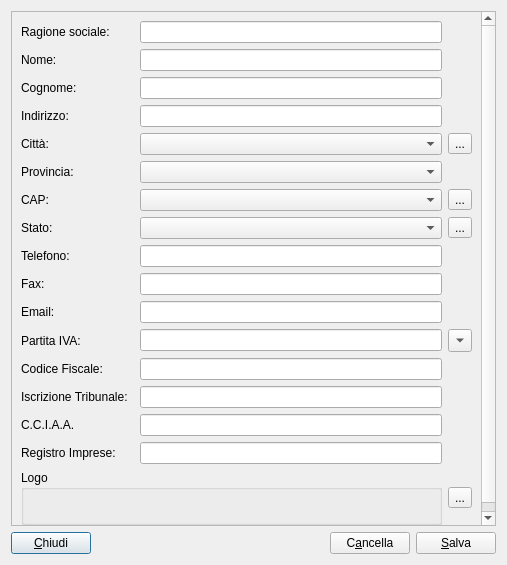
This is moduleAzienda/aziendadialog.ui in kvsd/Gestionale as Qt 5 draws it before an edit. The edited form follows.
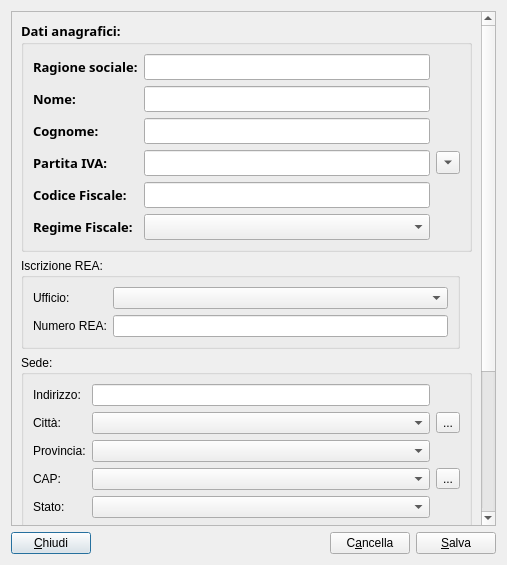
This is the edited form.

What changed in the file:
```diff
--- a/moduleAzienda/aziendadialog.ui
+++ b/moduleAzienda/aziendadialog.ui
@@ -10,9 +10,18 @@
     <height>565</height>
    </rect>
   </property>
+  <property name="font">
+   <font>
+    <weight>50</weight>
+    <bold>false</bold>
+   </font>
+  </property>
   <property name="windowTitle">
    <string>Configura Azienda</string>
   </property>
+  <property name="styleSheet">
+   <string notr="true"/>
+  </property>
   <layout class="QVBoxLayout" name="verticalLayout">
    <item>
     <widget class="QScrollArea" name="scrollArea">
@@ -25,254 +34,21 @@
         <x>0</x>
         <y>0</y>
         <width>473</width>
-        <height>539</height>
+        <height>720</height>
        </rect>
       </property>
       <layout class="QGridLayout" name="gridLayout">
-       <item row="0" column="2">
-        <widget class="QLineEdit" name="le_rag_sociale"/>
-       </item>
-       <item row="3" column="0">
-        <widget class="QLabel" name="label_4">
-         <property name="text">
-          <string>Indirizzo:</string>
-         </property>
-         <property name="buddy">
-          <cstring>le_indirizzo</cstring>
-         </property>
-        </widget>
-       </item>
-       <item row="3" column="2">
-        <widget class="QLineEdit" name="le_indirizzo"/>
-       </item>
-       <item row="16" column="2">
-        <widget class="QLineEdit" name="le_iscr_trib"/>
-       </item>
-       <item row="17" column="2">
-        <widget class="QLineEdit" name="le_cciaa"/>
-       </item>
-       <item row="5" column="2">
-        <widget class="QComboBox" name="cb_provincia"/>
-       </item>
-       <item row="17" column="0">
-        <widget class="QLabel" name="label_14">
-         <property name="text">
-          <string>C.C.I.A.A.</string>
-         </property>
-         <property name="buddy">
-          <cstring>le_cciaa</cstring>
-         </property>
-        </widget>
-       </item>
-       <item row="0" column="0">
-        <widget class="QLabel" name="label">
-         <property name="text">
-          <string>Ragione sociale:</string>
-         </property>
-         <property name="buddy">
-          <cstring>le_rag_sociale</cstring>
-         </property>
-        </widget>
-       </item>
-       <item row="15" column="0">
-        <widget class="QLabel" name="label_12">
-         <property name="text">
-          <string>Codice Fiscale:</string>
-         </property>
-         <property name="buddy">
-          <cstring>le_codfisc</cstring>
-         </property>
-        </widget>
-       </item>
-       <item row="16" column="0">
-        <widget class="QLabel" name="label_13">
-         <property name="text">
-          <string>Iscrizione Tribunale:</string>
-         </property>
-         <property name="buddy">
-          <cstring>le_iscr_trib</cstring>
-         </property>
-        </widget>
-       </item>
-       <item row="4" column="2">
-        <widget class="QComboBox" name="cb_citta"/>
-       </item>
-       <item row="7" column="0">
-        <widget class="QLabel" name="label_7">
-         <property name="text">
-          <string>Stato:</string>
-         </property>
-         <property name="buddy">
-          <cstring>cb_stato</cstring>
-         </property>
-        </widget>
-       </item>
-       <item row="14" column="2">
-        <widget class="QLineEdit" name="le_prtiva"/>
-       </item>
-       <item row="4" column="0">
-        <widget class="QLabel" name="label_5">
-         <property name="text">
-          <string>Città:</string>
-         </property>
-         <property name="buddy">
-          <cstring>cb_citta</cstring>
-         </property>
-        </widget>
-       </item>
-       <item row="15" column="2">
-        <widget class="QLineEdit" name="le_codfisc"/>
-       </item>
-       <item row="11" column="2">
-        <widget class="QLineEdit" name="le_tel"/>
-       </item>
-       <item row="14" column="0">
-        <widget class="QLabel" name="label_11">
-         <property name="text">
-          <string>Partita IVA:</string>
-         </property>
-         <property name="buddy">
-          <cstring>le_prtiva</cstring>
-         </property>
-        </widget>
-       </item>
-       <item row="7" column="2">
-        <widget class="QComboBox" name="cb_stato"/>
-       </item>
-       <item row="7" column="3">
-        <widget class="QToolButton" name="pb_stato_dlg">
-         <property name="text">
-          <string>...</string>
-         </property>
-        </widget>
-       </item>
-       <item row="5" column="0">
-        <widget class="QLabel" name="label_6">
-         <property name="text">
-          <string>Provincia:</string>
-         </property>
-         <property name="buddy">
-          <cstring>cb_provincia</cstring>
-         </property>
-        </widget>
-       </item>
-       <item row="11" column="0">
-        <widget class="QLabel" name="label_8">
-         <property name="text">
-          <string>Telefono:</string>
-         </property>
-         <property name="buddy">
-          <cstring>le_tel</cstring>
-         </property>
-        </widget>
-       </item>
-       <item row="6" column="0">
-        <widget class="QLabel" name="label_15">
-         <property name="text">
-          <string>CAP:</string>
-         </property>
-         <property name="buddy">
-          <cstring>cb_cap</cstring>
-         </property>
-        </widget>
-       </item>
-       <item row="13" column="0">
-        <widget class="QLabel" name="label_10">
-         <property name="text">
-          <string>Email:</string>
-         </property>
-         <property name="buddy">
-          <cstring>le_email</cstring>
-         </property>
-        </widget>
-       </item>
-       <item row="12" column="0">
-        <widget class="QLabel" name="label_9">
-         <property name="text">
-          <string>Fax:</string>
-         </property>
-         <property name="buddy">
-          <cstring>le_fax</cstring>
-         </property>
-        </widget>
-       </item>
-       <item row="1" column="2">
-        <widget class="QLineEdit" name="le_nome"/>
-       </item>
-       <item row="13" column="2">
-        <widget class="QLineEdit" name="le_email"/>
-       </item>
-       <item row="2" column="2">
-        <widget class="QLineEdit" name="le_cognome"/>
-       </item>
-       <item row="2" column="0">
-        <widget class="QLabel" name="label_3">
-         <property name="text">
-          <string>Cognome:</string>
-         </property>
-         <property name="buddy">
-          <cstring>le_cognome</cstring>
-         </property>
-        </widget>
-       </item>
-       <item row="1" column="0">
-        <widget class="QLabel" name="label_2">
-         <property name="text">
-          <string>Nome:</string>
-         </property>
-         <property name="buddy">
-          <cstring>le_nome</cstring>
-         </property>
-        </widget>
-       </item>
-       <item row="6" column="2">
-        <widget class="QComboBox" name="cb_cap"/>
-       </item>
-       <item row="12" column="2">
-        <widget class="QLineEdit" name="le_fax"/>
-       </item>
-       <item row="6" column="3">
-        <widget class="QToolButton" name="pb_cap_dlg">
-         <property name="text">
-          <string>...</string>
-         </property>
-        </widget>
-       </item>
-       <item row="4" column="3">
-        <widget class="QToolButton" name="pb_citta_dlg">
-         <property name="text">
-          <string>...</string>
-         </property>
-        </widget>
-       </item>
-       <item row="14" column="3">
-        <widget class="QToolButton" name="pb_copy">
-         <property name="toolTip">
-          <string>Copia la partita iva nel codice fiscale</string>
-         </property>
-         <property name="text">
-          <string>...</string>
-         </property>
-         <property name="arrowType">
-          <enum>Qt::DownArrow</enum>
-         </property>
-        </widget>
-       </item>
-       <item row="19" column="3">
-        <widget class="QToolButton" name="pb_logo_dlg">
-         <property name="text">
-          <string>...</string>
-         </property>
-        </widget>
-       </item>
-       <item row="19" column="0" colspan="3">
+       <item row="18" column="0" colspan="3">
         <widget class="QGroupBox" name="groupBox">
+         <property name="styleSheet">
+          <string notr="true">QGroupBox{font: bold 10pt &quot;Sans&quot;;}</string>
+         </property>
          <property name="title">
-          <string>Logo</string>
+          <string>Logo:</string>
          </property>
-         <layout class="QVBoxLayout" name="verticalLayout_2">
+         <layout class="QHBoxLayout" name="horizontalLayout_2">
           <item>
-           <widget class="QLabel" name="im_logo">
+           <widget class="QLabel" name="logoImage">
             <property name="text">
              <string/>
             </property>
@@ -281,18 +57,310 @@
             </property>
            </widget>
           </item>
+          <item>
+           <widget class="QToolButton" name="logoDlgPB">
+            <property name="text">
+             <string>...</string>
+            </property>
+           </widget>
+          </item>
          </layout>
         </widget>
        </item>
-       <item row="18" column="0">
-        <widget class="QLabel" name="label_16">
-         <property name="text">
-          <string>Registro Imprese:</string>
+       <item row="0" column="0" colspan="3">
+        <widget class="QGroupBox" name="groupBox_3">
+         <property name="font">
+          <font>
+           <family>Sans</family>
+           <pointsize>10</pointsize>
+           <weight>75</weight>
+           <italic>false</italic>
+           <bold>true</bold>
+          </font>
          </property>
+         <property name="styleSheet">
+          <string notr="true">QGroupBox{font: bold 10pt &quot;Sans&quot;;}</string>
+         </property>
+         <property name="title">
+          <string>Dati anagrafici:</string>
+         </property>
+         <property name="flat">
+          <bool>false</bool>
+         </property>
+         <layout class="QGridLayout" name="gridLayout_3">
+          <item row="0" column="0">
+           <widget class="QLabel" name="label">
+            <property name="text">
+             <string>Ragione sociale:</string>
+            </property>
+            <property name="buddy">
+             <cstring>ragSocialeLE</cstring>
+            </property>
+           </widget>
+          </item>
+          <item row="5" column="1">
+           <widget class="QComboBox" name="regFiscaleCB"/>
+          </item>
+          <item row="4" column="0">
+           <widget class="QLabel" name="label_12">
+            <property name="text">
+             <string>Codice Fiscale:</string>
+            </property>
+            <property name="buddy">
+             <cstring>codfiscLE</cstring>
+            </property>
+           </widget>
+          </item>
+          <item row="3" column="0">
+           <widget class="QLabel" name="label_11">
+            <property name="text">
+             <string>Partita IVA:</string>
+            </property>
+            <property name="buddy">
+             <cstring>prtivaLE</cstring>
+            </property>
+           </widget>
+          </item>
+          <item row="2" column="0">
+           <widget class="QLabel" name="label_3">
+            <property name="text">
+             <string>Cognome:</string>
+            </property>
+            <property name="buddy">
+             <cstring>cognomeLE</cstring>
+            </property>
+           </widget>
+          </item>
+          <item row="1" column="0">
+           <widget class="QLabel" name="label_2">
+            <property name="text">
+             <string>Nome:</string>
+            </property>
+            <property name="buddy">
+             <cstring>nomeLE</cstring>
+            </property>
+           </widget>
+          </item>
+          <item row="3" column="1">
+           <widget class="QLineEdit" name="prtivaLE"/>
+          </item>
+          <item row="1" column="1">
+           <widget class="QLineEdit" name="nomeLE"/>
+          </item>
+          <item row="2" column="1">
+           <widget class="QLineEdit" name="cognomeLE"/>
+          </item>
+          <item row="5" column="0">
+           <widget class="QLabel" name="label_17">
+            <property name="text">
+             <string>Regime Fiscale:</string>
+            </property>
+            <property name="buddy">
+             <cstring>regFiscaleCB</cstring>
+            </property>
+           </widget>
+          </item>
+          <item row="4" column="1">
+           <widget class="QLineEdit" name="codfiscLE"/>
+          </item>
+          <item row="3" column="2">
+           <widget class="QToolButton" name="copyPB">
+            <property name="toolTip">
+             <string>Copia la partita iva nel codice fiscale</string>
+            </property>
+            <property name="text">
+             <string>...</string>
+            </property>
+            <property name="arrowType">
+             <enum>Qt::DownArrow</enum>
+            </property>
+           </widget>
+          </item>
+          <item row="0" column="1">
+           <widget class="QLineEdit" name="ragSocialeLE"/>
+          </item>
+         </layout>
         </widget>
        </item>
-       <item row="18" column="2">
-        <widget class="QLineEdit" name="le_reg_imprese"/>
+       <item row="3" column="0" colspan="3">
+        <widget class="QGroupBox" name="groupBox_4">
+         <property name="styleSheet">
+          <string notr="true">QGroupBox{font: bold 10pt &quot;Sans&quot;;}</string>
+         </property>
+         <property name="title">
+          <string>Sede:</string>
+         </property>
+         <layout class="QGridLayout" name="gridLayout_2">
+          <item row="1" column="0">
+           <widget class="QLabel" name="label_5">
+            <property name="text">
+             <string>Città:</string>
+            </property>
+            <property name="buddy">
+             <cstring>cittaCB</cstring>
+            </property>
+           </widget>
+          </item>
+          <item row="0" column="1">
+           <widget class="QLineEdit" name="indirizzoLE"/>
+          </item>
+          <item row="2" column="1">
+           <widget class="QComboBox" name="provinciaCB"/>
+          </item>
+          <item row="3" column="1">
+           <widget class="QComboBox" name="capCB"/>
+          </item>
+          <item row="1" column="1">
+           <widget class="QComboBox" name="cittaCB"/>
+          </item>
+          <item row="3" column="0">
+           <widget class="QLabel" name="label_15">
+            <property name="text">
+             <string>CAP:</string>
+            </property>
+            <property name="buddy">
+             <cstring>capCB</cstring>
+            </property>
+           </widget>
+          </item>
+          <item row="2" column="0">
+           <widget class="QLabel" name="label_6">
+            <property name="text">
+             <string>Provincia:</string>
+            </property>
+            <property name="buddy">
+             <cstring>provinciaCB</cstring>
+            </property>
+           </widget>
+          </item>
+          <item row="1" column="2">
+           <widget class="QToolButton" name="cittaDlgPB">
+            <property name="text">
+             <string>...</string>
+            </property>
+           </widget>
+          </item>
+          <item row="0" column="0">
+           <widget class="QLabel" name="label_4">
+            <property name="text">
+             <string>Indirizzo:</string>
+            </property>
+            <property name="buddy">
+             <cstring>indirizzoLE</cstring>
+            </property>
+           </widget>
+          </item>
+          <item row="3" column="2">
+           <widget class="QToolButton" name="capDlgPB">
+            <property name="text">
+             <string>...</string>
+            </property>
+           </widget>
+          </item>
+          <item row="4" column="0">
+           <widget class="QLabel" name="label_7">
+            <property name="text">
+             <string>Stato:</string>
+            </property>
+            <property name="buddy">
+             <cstring>statoCB</cstring>
+            </property>
+           </widget>
+          </item>
+          <item row="4" column="1">
+           <widget class="QComboBox" name="statoCB"/>
+          </item>
+         </layout>
+        </widget>
+       </item>
+       <item row="8" column="0" colspan="3">
+        <widget class="QGroupBox" name="groupBox_5">
+         <property name="styleSheet">
+          <string notr="true">QGroupBox{font: bold 10pt &quot;Sans&quot;;}</string>
+         </property>
+         <property name="title">
+          <string>Contatti:</string>
+         </property>
+         <layout class="QFormLayout" name="formLayout_2">
+          <item row="0" column="0">
+           <widget class="QLabel" name="label_8">
+            <property name="text">
+             <string>Telefono:</string>
+            </property>
+            <property name="buddy">
+             <cstring>telLE</cstring>
+            </property>
+           </widget>
+          </item>
+          <item row="0" column="1">
+           <widget class="QLineEdit" name="telLE"/>
+          </item>
+          <item row="2" column="0">
+           <widget class="QLabel" name="label_9">
+            <property name="text">
+             <string>Fax:</string>
+            </property>
+            <property name="buddy">
+             <cstring>faxLE</cstring>
+            </property>
+           </widget>
+          </item>
+          <item row="2" column="1">
+           <widget class="QLineEdit" name="faxLE"/>
+          </item>
+          <item row="3" column="0">
+           <widget class="QLabel" name="label_10">
+            <property name="text">
+             <string>Email:</string>
+            </property>
+            <property name="buddy">
+             <cstring>emailLE</cstring>
+            </property>
+           </widget>
+          </item>
+          <item row="3" column="1">
+           <widget class="QLineEdit" name="emailLE"/>
+          </item>
+         </layout>
+        </widget>
+       </item>
+       <item row="1" column="0">
+        <widget class="QGroupBox" name="groupBox_2">
+         <property name="styleSheet">
+          <string notr="true">QGroupBox{font: bold 10pt &quot;Sans&quot;;}</string>
+         </property>
+         <property name="title">
+          <string>Iscrizione REA:</string>
+         </property>
+         <layout class="QFormLayout" name="formLayout">
+          <item row="1" column="0">
+           <widget class="QLabel" name="label_16">
+            <property name="text">
+             <string>Numero REA:</string>
+            </property>
+            <property name="buddy">
+             <cstring>numeroReaLE</cstring>
+            </property>
+           </widget>
+          </item>
+          <item row="1" column="1">
+           <widget class="QLineEdit" name="numeroReaLE"/>
+          </item>
+          <item row="0" column="0">
+           <widget class="QLabel" name="label_13">
+            <property name="text">
+             <string>Ufficio:</string>
+            </property>
+            <property name="buddy">
+             <cstring>provinciaReaCB</cstring>
+            </property>
+           </widget>
+          </item>
+          <item row="0" column="1">
+           <widget class="QComboBox" name="provinciaReaCB"/>
+          </item>
+         </layout>
+        </widget>
        </item>
       </layout>
      </widget>
@@ -301,7 +369,7 @@
    <item>
     <layout class="QHBoxLayout" name="horizontalLayout">
      <item>
-      <widget class="QPushButton" name="pb_close">
+      <widget class="QPushButton" name="closeButton">
        <property name="text">
         <string>&amp;Chiudi</string>
        </property>
@@ -321,14 +389,14 @@
       </spacer>
      </item>
      <item>
-      <widget class="QPushButton" name="pb_clear">
+      <widget class="QPushButton" name="clearButton">
        <property name="text">
         <string>C&amp;ancella</string>
        </property>
       </widget>
      </item>
      <item>
-      <widget class="QPushButton" name="pb_save">
+      <widget class="QPushButton" name="saveButton">
        <property name="text">
         <string>&amp;Salva</string>
        </property>
```
Left out of the diff: 283 changed lines with no effect on the pictures.
